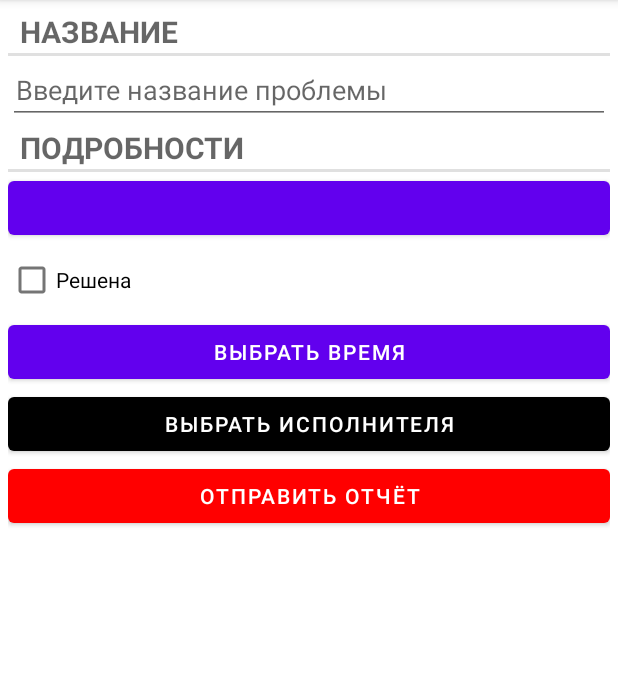
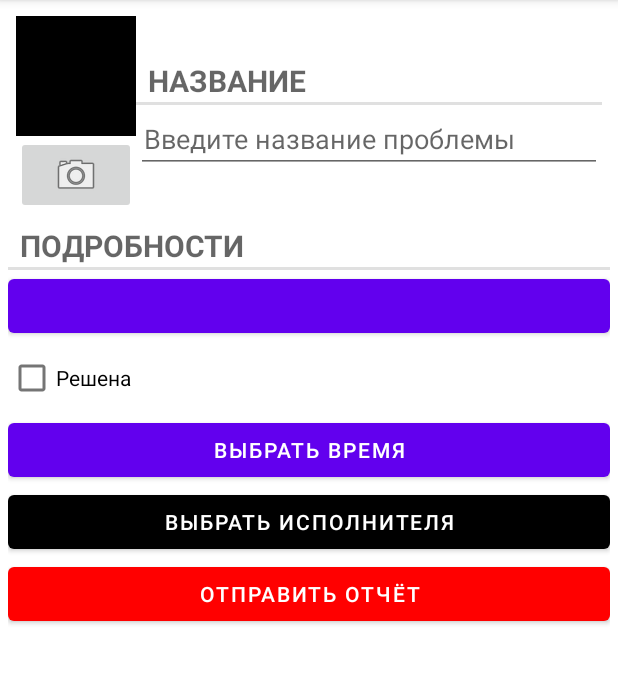
Before and after one commit to mne17let/MoscowProblems, an Android app: the screen it shows after launch (MainActivity), after a tap on "ДОБАВИТЬ НОВУЮ ПРОБЛЕМУ", on a phone screen of 412 x 824 dp, the part 84-768 px from its top. Run offline under Robolectric (Android 15) with nearby library versions, the phone set to English and light mode, and no system bars; our stand-ins replace Room's generated code; 1 statement that could not run was skipped.

Commit message:
Создание интента для камеры

```diff
--- a/app/src/main/java/com/example/moscowproblems/DatabaseClasses/ProblemsRepository.kt
+++ b/app/src/main/java/com/example/moscowproblems/DatabaseClasses/ProblemsRepository.kt
@@ -4,11 +4,14 @@ import android.content.Context
 import androidx.lifecycle.LiveData
 import androidx.room.Room
 import com.example.moscowproblems.Models.ProblemModel
+import java.io.File
 import java.lang.IllegalStateException
 import java.util.*
 import java.util.concurrent.Executors
 
 class ProblemsRepository private constructor(context: Context) {
+
+    private var filesDirectory: File = context.applicationContext.filesDir
 
     private var dataBaseWithProblems: DataBaseForProblems = Room.databaseBuilder(
             context.applicationContext,
@@ -51,4 +54,8 @@ class ProblemsRepository private constructor(context: Context) {
         }
     }
 
+    fun getPhotoFile(problemData: ProblemModel): File{
+        return File(filesDirectory, problemData.photo_file_name)
+    }
+
 }
--- a/app/src/main/java/com/example/moscowproblems/FragmentClasses/ProblemFragment.kt
+++ b/app/src/main/java/com/example/moscowproblems/FragmentClasses/ProblemFragment.kt
@@ -5,16 +5,16 @@ import android.app.Notification
 import android.content.Intent
 import android.content.pm.PackageManager
 import android.content.pm.ResolveInfo
+import android.net.Uri
 import android.os.Bundle
 import android.provider.ContactsContract
+import android.provider.MediaStore
 import android.text.Editable
 import android.text.TextWatcher
 import android.util.Log
 import android.view.*
-import android.widget.Button
-import android.widget.CheckBox
-import android.widget.CompoundButton
-import android.widget.EditText
+import android.widget.*
+import androidx.core.content.FileProvider
 import androidx.fragment.app.Fragment
 import androidx.fragment.app.FragmentResultListener
 import androidx.lifecycle.Observer
@@ -22,6 +22,7 @@ import androidx.lifecycle.ViewModelProvider
 import com.example.moscowproblems.Models.ProblemModel
 import com.example.moscowproblems.R
 import com.example.moscowproblems.ViewModels.ProblemFragmentViewModel
+import java.io.File
 import java.util.*
 
 private const val STRING_TAG_FOR_DATE_DIALOG = "Date dialog"
@@ -38,6 +39,7 @@ private const val TAG_FOR_TIME_DEBUG = "TimeDebug"
 private const val DATE_FORMAT = "EEE, MMM, dd"
 
 private const val REQUEST_CODE_FOR_ACTIVITY_FOR_RESULT_CONTACTS = 1
+private const val REQUEST_CODE_FOR_ACTIVITY_FOR_RESULT_CAMERA = 2
 
 class ProblemFragment: Fragment(){
 
@@ -49,6 +51,12 @@ class ProblemFragment: Fragment(){
     private lateinit var buttonPickTimeVar: Button
     private lateinit var buttonChooseExecutorVar: Button
     private lateinit var buttonSendReportVar: Button
+
+    private lateinit var imageViewForPhotoVar: ImageView
+    private lateinit var buttonForTakingPhotoVar: ImageButton
+
+    private lateinit var problemPhotoFile: File
+    private lateinit var uriForPhotoFile: Uri
 
     private lateinit var problemId: UUID
 
@@ -102,6 +110,8 @@ class ProblemFragment: Fragment(){
         buttonPickTimeVar = viewOfFragment.findViewById(R.id.id_button_pick_time)
         buttonChooseExecutorVar = viewOfFragment.findViewById(R.id.id_button_choose_executor)
         buttonSendReportVar = viewOfFragment.findViewById(R.id.id_button_send_report)
+        imageViewForPhotoVar = viewOfFragment.findViewById(R.id.id_imageview_problem_photo)
+        buttonForTakingPhotoVar = viewOfFragment.findViewById(R.id.id_button_take_a_picture)
 
 
         return viewOfFragment
@@ -122,6 +132,7 @@ class ProblemFragment: Fragment(){
         override fun onChanged(t: ProblemModel?) {
             if (t != null) {
                 problemData = t
+                setPhotoInTheImageView(problemData)
                 updateUI()
             }
         }
@@ -175,7 +186,38 @@ class ProblemFragment: Fragment(){
         setListenerOnPickTimeButton()
         setListenerOnSendReportButton()
         setListenerOnChooseExecutorButton()
+        setListenerOnCameraButton()
 
+    }
+
+    fun setListenerOnCameraButton(){
+        val newIntentForCamera = createIntentForCamera()
+        buttonForTakingPhotoVar.isEnabled = isThereNecessaryActivityForCamera(newIntentForCamera)
+
+        buttonForTakingPhotoVar.setOnClickListener{
+            newIntentForCamera.putExtra(MediaStore.EXTRA_OUTPUT, uriForPhotoFile)
+
+            val listOfResolveCameraActivities = requireActivity().packageManager.queryIntentActivities(newIntentForCamera,
+                PackageManager.MATCH_DEFAULT_ONLY)
+
+            for (activity in listOfResolveCameraActivities){
+                requireActivity().grantUriPermission(activity.activityInfo.packageName, uriForPhotoFile,
+                    Intent.FLAG_GRANT_WRITE_URI_PERMISSION)
+            }
+            startActivityForResult(newIntentForCamera, REQUEST_CODE_FOR_ACTIVITY_FOR_RESULT_CAMERA)
+        }
+    }
+
+    fun isThereNecessaryActivityForCamera(intentForTakigPhoto: Intent): Boolean{
+        val packageManager: PackageManager = requireActivity().packageManager
+
+        val resolveActivity: ResolveInfo? = packageManager.resolveActivity(intentForTakigPhoto, PackageManager.MATCH_DEFAULT_ONLY)
+
+        return if (resolveActivity == null) false else true
+    }
+
+    fun createIntentForCamera(): Intent{
+        return Intent(MediaStore.ACTION_IMAGE_CAPTURE)
     }
 
     fun setListenerOnChooseExecutorButton(){
@@ -290,4 +332,14 @@ class ProblemFragment: Fragment(){
 
         return report
     }
+
+    fun setPhotoInTheImageView(problemData: ProblemModel){
+        problemPhotoFile = viewModelForProblemFragment.getPhotoFile(problemData)
+        getUriForFile(problemPhotoFile)
+    }
+
+    fun getUriForFile(file: File){
+        val authority = "com.example.moscowproblems.fileprovider"
+        uriForPhotoFile = FileProvider.getUriForFile(requireActivity(), authority, file)
+    }
 }
--- a/app/src/main/java/com/example/moscowproblems/Models/ProblemModel.kt
+++ b/app/src/main/java/com/example/moscowproblems/Models/ProblemModel.kt
@@ -10,4 +10,7 @@ data class ProblemModel(@PrimaryKey val id: UUID = UUID.randomUUID(),
                         var date: Date = Date(),
                         var isSolved: Boolean = false,
                         var executor: String = ""
-)
+){
+    val photo_file_name
+    get() = "problem_photo_id_$id.jpg"
+}
--- a/app/src/main/java/com/example/moscowproblems/ViewModels/ProblemFragmentViewModel.kt
+++ b/app/src/main/java/com/example/moscowproblems/ViewModels/ProblemFragmentViewModel.kt
@@ -7,6 +7,7 @@ import androidx.lifecycle.Transformations
 import androidx.lifecycle.ViewModel
 import com.example.moscowproblems.DatabaseClasses.ProblemsRepository
 import com.example.moscowproblems.Models.ProblemModel
+import java.io.File
 import java.util.*
 
 class ProblemFragmentViewModel: ViewModel() {
@@ -31,4 +32,8 @@ class ProblemFragmentViewModel: ViewModel() {
         problemsRepository.updateProblemInBase(problemModel)
     }
 
+    fun getPhotoFile(problemData: ProblemModel): File {
+        return problemsRepository.getPhotoFile(problemData)
+    }
+
 }
--- a/app/src/main/res/layout/fragment_problem.xml
+++ b/app/src/main/res/layout/fragment_problem.xml
@@ -5,6 +5,40 @@
     android:layout_width="match_parent"
     android:layout_height="match_parent"
     android:layout_margin="5dp">
+
+    <LinearLayout
+        android:layout_width="match_parent"
+        android:layout_height="wrap_content"
+        android:padding="5dp">
+
+        <LinearLayout
+            android:layout_width="wrap_content"
+            android:layout_height="wrap_content"
+            android:orientation="vertical">
+
+            <ImageView
+                android:id="@+id/id_imageview_problem_photo"
+                android:layout_width="80dp"
+                android:layout_height="80dp"
+                android:scaleType="centerInside"
+                android:cropToPadding="true"
+                android:background="@color/black"/>
+
+            <ImageButton
+                android:id="@+id/id_button_take_a_picture"
+                android:layout_width="match_parent"
+                android:layout_height="wrap_content"
+                android:src="@android:drawable/ic_menu_camera"/>
+
+
+        </LinearLayout>
+
+        <LinearLayout
+            android:layout_width="0dp"
+            android:layout_height="wrap_content"
+            android:orientation="vertical"
+            android:layout_weight="1"
+            android:layout_gravity="center_vertical">
 
             <TextView
                 android:layout_width="match_parent"
@@ -21,6 +55,12 @@
                 android:paddingStart="5dp"
                 android:paddingEnd="5dp"
                 android:inputType="text"/>
+
+        </LinearLayout>
+
+
+    </LinearLayout>
+
 
     <TextView
         style="?android:listSeparatorTextViewStyle"
```
Also changed, not shown: app/src/main/AndroidManifest.xml (+10 -0 lines), app/src/main/res/xml/files.xml (added, +10 -0 lines). Lines whose indentation alone changed are shown as unchanged.
